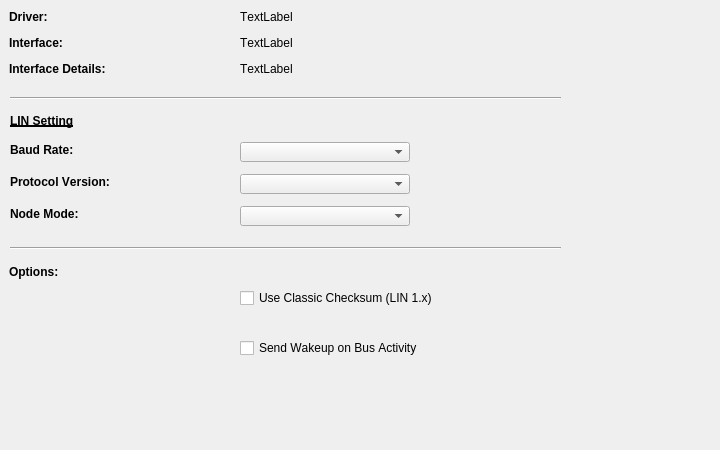
Above: src/driver/GenericLinSetupPage.ui from NightHawk32/CANgaroo before the change. Below: the same form after it.
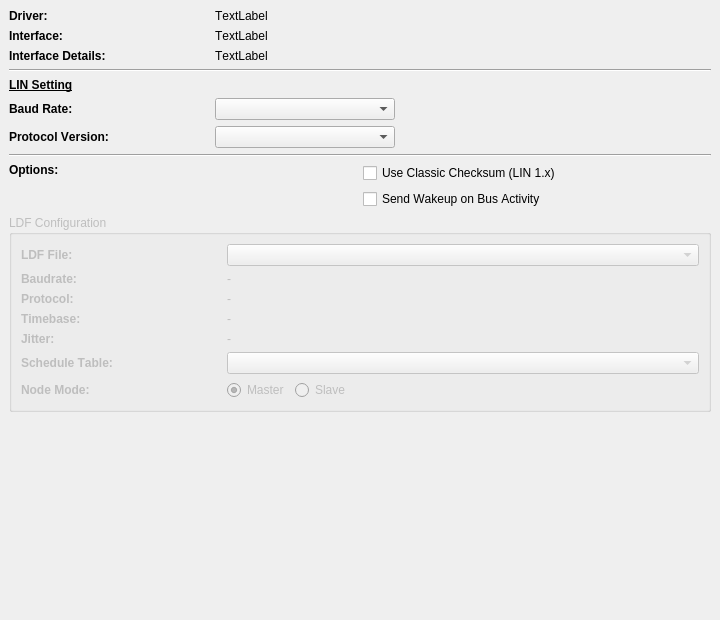
That is the form after the change.

```diff
--- a/src/driver/GenericLinSetupPage.ui
+++ b/src/driver/GenericLinSetupPage.ui
@@ -7,7 +7,7 @@
     <x>0</x>
     <y>0</y>
     <width>720</width>
-    <height>450</height>
+    <height>620</height>
    </rect>
   </property>
   <property name="font">
@@ -18,14 +18,19 @@
   <property name="windowTitle">
    <string>Form</string>
   </property>
+  <layout class="QVBoxLayout" name="mainLayout">
+   <property name="margin" stdset="0">
+    <number>9</number>
+   </property>
+   <item>
+    <layout class="QGridLayout" name="infoGrid">
+     <item row="0" column="0">
   <widget class="QLabel" name="label">
-   <property name="geometry">
-    <rect>
-     <x>9</x>
-     <y>9</y>
-     <width>191</width>
-     <height>16</height>
-    </rect>
+       <property name="minimumSize">
+        <size>
+         <width>200</width>
+         <height>0</height>
+        </size>
    </property>
    <property name="font">
     <font>
@@ -37,28 +42,22 @@
     <string>Driver:</string>
    </property>
   </widget>
+     </item>
+     <item row="0" column="1">
   <widget class="QLabel" name="laDriver">
-   <property name="geometry">
-    <rect>
-     <x>240</x>
-     <y>9</y>
-     <width>530</width>
-     <height>16</height>
-    </rect>
+       <property name="sizePolicy">
+        <sizepolicy hsizetype="Expanding" vsizetype="Preferred">
+         <horstretch>1</horstretch>
+         <verstretch>0</verstretch>
+        </sizepolicy>
    </property>
    <property name="text">
     <string>TextLabel</string>
    </property>
   </widget>
+     </item>
+     <item row="1" column="0">
   <widget class="QLabel" name="label_3">
-   <property name="geometry">
-    <rect>
-     <x>9</x>
-     <y>35</y>
-     <width>191</width>
-     <height>16</height>
-    </rect>
-   </property>
    <property name="font">
     <font>
      <bold>true</bold>
@@ -69,28 +68,22 @@
     <string>Interface:</string>
    </property>
   </widget>
+     </item>
+     <item row="1" column="1">
   <widget class="QLabel" name="laInterface">
-   <property name="geometry">
-    <rect>
-     <x>240</x>
-     <y>35</y>
-     <width>530</width>
-     <height>16</height>
-    </rect>
+       <property name="sizePolicy">
+        <sizepolicy hsizetype="Expanding" vsizetype="Preferred">
+         <horstretch>1</horstretch>
+         <verstretch>0</verstretch>
+        </sizepolicy>
    </property>
    <property name="text">
     <string>TextLabel</string>
    </property>
   </widget>
+     </item>
+     <item row="2" column="0">
   <widget class="QLabel" name="label_5">
-   <property name="geometry">
-    <rect>
-     <x>9</x>
-     <y>61</y>
-     <width>201</width>
-     <height>16</height>
-    </rect>
-   </property>
    <property name="font">
     <font>
      <bold>true</bold>
@@ -101,41 +94,31 @@
     <string>Interface Details:</string>
    </property>
   </widget>
+     </item>
+     <item row="2" column="1">
   <widget class="QLabel" name="laInterfaceDetails">
-   <property name="geometry">
-    <rect>
-     <x>240</x>
-     <y>61</y>
-     <width>530</width>
-     <height>16</height>
-    </rect>
+       <property name="sizePolicy">
+        <sizepolicy hsizetype="Expanding" vsizetype="Preferred">
+         <horstretch>1</horstretch>
+         <verstretch>0</verstretch>
+        </sizepolicy>
    </property>
    <property name="text">
     <string>TextLabel</string>
    </property>
   </widget>
+     </item>
+    </layout>
+   </item>
+   <item>
   <widget class="Line" name="line">
-   <property name="geometry">
-    <rect>
-     <x>10</x>
-     <y>90</y>
-     <width>551</width>
-     <height>16</height>
-    </rect>
-   </property>
    <property name="orientation">
     <enum>Qt::Horizontal</enum>
    </property>
   </widget>
+   </item>
+   <item>
   <widget class="QLabel" name="label_15">
-   <property name="geometry">
-    <rect>
-     <x>10</x>
-     <y>110</y>
-     <width>200</width>
-     <height>21</height>
-    </rect>
-   </property>
    <property name="font">
     <font>
      <bold>true</bold>
@@ -147,14 +130,16 @@
     <string>LIN Setting</string>
    </property>
   </widget>
+   </item>
+   <item>
+    <layout class="QGridLayout" name="linSettingGrid">
+     <item row="0" column="0">
   <widget class="QLabel" name="label_7">
-   <property name="geometry">
-    <rect>
-     <x>10</x>
-     <y>142</y>
-     <width>161</width>
-     <height>16</height>
-    </rect>
+       <property name="minimumSize">
+        <size>
+         <width>200</width>
+         <height>0</height>
+        </size>
    </property>
    <property name="font">
     <font>
@@ -166,25 +151,38 @@
     <string>Baud Rate:</string>
    </property>
   </widget>
+     </item>
+     <item row="0" column="1">
   <widget class="QComboBox" name="cbBaudrate">
-   <property name="geometry">
-    <rect>
-     <x>240</x>
-     <y>142</y>
-     <width>170</width>
-     <height>20</height>
-    </rect>
-   </property>
-  </widget>
+       <property name="minimumSize">
+        <size>
+         <width>180</width>
+         <height>0</height>
+        </size>
+       </property>
+       <property name="maximumSize">
+        <size>
+         <width>200</width>
+         <height>16777215</height>
+        </size>
+       </property>
+      </widget>
+     </item>
+     <item row="0" column="2">
+      <spacer>
+       <property name="orientation">
+        <enum>Qt::Horizontal</enum>
+       </property>
+       <property name="sizeHint" stdset="0">
+        <size>
+         <width>40</width>
+         <height>20</height>
+        </size>
+       </property>
+      </spacer>
+     </item>
+     <item row="1" column="0">
   <widget class="QLabel" name="label_8">
-   <property name="geometry">
-    <rect>
-     <x>10</x>
-     <y>174</y>
-     <width>181</width>
-     <height>16</height>
-    </rect>
-   </property>
    <property name="font">
     <font>
      <bold>true</bold>
@@ -195,66 +193,35 @@
     <string>Protocol Version:</string>
    </property>
   </widget>
+     </item>
+     <item row="1" column="1">
   <widget class="QComboBox" name="cbProtocolVersion">
-   <property name="geometry">
-    <rect>
-     <x>240</x>
-     <y>174</y>
-     <width>170</width>
-     <height>20</height>
-    </rect>
-   </property>
-  </widget>
-  <widget class="QLabel" name="label_9">
-   <property name="geometry">
-    <rect>
-     <x>10</x>
-     <y>206</y>
-     <width>171</width>
-     <height>16</height>
-    </rect>
-   </property>
-   <property name="font">
-    <font>
-     <bold>true</bold>
-     <kerning>false</kerning>
-    </font>
-   </property>
-   <property name="text">
-    <string>Node Mode:</string>
-   </property>
-  </widget>
-  <widget class="QComboBox" name="cbNodeMode">
-   <property name="geometry">
-    <rect>
-     <x>240</x>
-     <y>206</y>
-     <width>170</width>
-     <height>20</height>
-    </rect>
-   </property>
-  </widget>
+       <property name="maximumSize">
+        <size>
+         <width>200</width>
+         <height>16777215</height>
+        </size>
+       </property>
+      </widget>
+     </item>
+    </layout>
+   </item>
+   <item>
   <widget class="Line" name="line_2">
-   <property name="geometry">
-    <rect>
-     <x>10</x>
-     <y>240</y>
-     <width>551</width>
-     <height>16</height>
-    </rect>
-   </property>
    <property name="orientation">
     <enum>Qt::Horizontal</enum>
    </property>
   </widget>
+   </item>
+   <item>
+    <layout class="QGridLayout" name="optionsGrid">
+     <item row="0" column="0">
   <widget class="QLabel" name="label_11">
-   <property name="geometry">
-    <rect>
-     <x>9</x>
-     <y>264</y>
-     <width>121</width>
-     <height>16</height>
-    </rect>
+       <property name="minimumSize">
+        <size>
+         <width>200</width>
+         <height>0</height>
+        </size>
    </property>
    <property name="font">
     <font>
@@ -265,16 +232,12 @@
    <property name="text">
     <string>Options:</string>
    </property>
-  </widget>
-  <widget class="QWidget" name="verticalLayoutWidget">
-   <property name="geometry">
-    <rect>
-     <x>240</x>
-     <y>264</y>
-     <width>401</width>
-     <height>120</height>
-    </rect>
-   </property>
+       <property name="alignment">
+        <set>Qt::AlignTop</set>
+       </property>
+      </widget>
+     </item>
+     <item row="0" column="1">
    <layout class="QVBoxLayout" name="vbOptions">
     <item>
      <widget class="QCheckBox" name="cbChecksumClassic">
@@ -291,7 +254,222 @@
      </widget>
     </item>
    </layout>
-  </widget>
+     </item>
+    </layout>
+   </item>
+   <item>
+    <widget class="QGroupBox" name="gbLdfConfig">
+     <property name="enabled">
+      <bool>false</bool>
+     </property>
+     <property name="title">
+      <string>LDF Configuration</string>
+     </property>
+     <layout class="QGridLayout" name="ldfGrid">
+      <item row="0" column="0">
+       <widget class="QLabel" name="laLdfFileLabel">
+        <property name="minimumSize">
+         <size>
+          <width>200</width>
+          <height>0</height>
+         </size>
+        </property>
+        <property name="font">
+         <font>
+          <bold>true</bold>
+          <kerning>false</kerning>
+         </font>
+        </property>
+        <property name="text">
+         <string>LDF File:</string>
+        </property>
+       </widget>
+      </item>
+      <item row="0" column="1">
+       <widget class="QComboBox" name="cbLdfSelect">
+        <property name="sizePolicy">
+         <sizepolicy hsizetype="Expanding" vsizetype="Fixed">
+          <horstretch>1</horstretch>
+          <verstretch>0</verstretch>
+         </sizepolicy>
+        </property>
+       </widget>
+      </item>
+      <item row="1" column="0">
+       <widget class="QLabel" name="laLdfBaudrateLabel">
+        <property name="font">
+         <font>
+          <bold>true</bold>
+          <kerning>false</kerning>
+         </font>
+        </property>
+        <property name="text">
+         <string>Baudrate:</string>
+        </property>
+       </widget>
+      </item>
+      <item row="1" column="1">
+       <widget class="QLabel" name="laLdfBaudrate">
+        <property name="sizePolicy">
+         <sizepolicy hsizetype="Expanding" vsizetype="Preferred">
+          <horstretch>1</horstretch>
+          <verstretch>0</verstretch>
+         </sizepolicy>
+        </property>
+        <property name="text">
+         <string>-</string>
+        </property>
+       </widget>
+      </item>
+      <item row="2" column="0">
+       <widget class="QLabel" name="laLdfProtocolLabel">
+        <property name="font">
+         <font>
+          <bold>true</bold>
+          <kerning>false</kerning>
+         </font>
+        </property>
+        <property name="text">
+         <string>Protocol:</string>
+        </property>
+       </widget>
+      </item>
+      <item row="2" column="1">
+       <widget class="QLabel" name="laLdfProtocol">
+        <property name="sizePolicy">
+         <sizepolicy hsizetype="Expanding" vsizetype="Preferred">
+          <horstretch>1</horstretch>
+          <verstretch>0</verstretch>
+         </sizepolicy>
+        </property>
+        <property name="text">
+         <string>-</string>
+        </property>
+       </widget>
+      </item>
+      <item row="3" column="0">
+       <widget class="QLabel" name="laTimbaseLabel">
+        <property name="font">
+         <font><bold>true</bold><kerning>false</kerning></font>
+        </property>
+        <property name="text"><string>Timebase:</string></property>
+       </widget>
+      </item>
+      <item row="3" column="1">
+       <widget class="QLabel" name="laLdfTimebase">
+        <property name="sizePolicy">
+         <sizepolicy hsizetype="Expanding" vsizetype="Preferred">
+          <horstretch>1</horstretch><verstretch>0</verstretch>
+         </sizepolicy>
+        </property>
+        <property name="text"><string>-</string></property>
+       </widget>
+      </item>
+      <item row="4" column="0">
+       <widget class="QLabel" name="laJitterLabel">
+        <property name="font">
+         <font><bold>true</bold><kerning>false</kerning></font>
+        </property>
+        <property name="text"><string>Jitter:</string></property>
+       </widget>
+      </item>
+      <item row="4" column="1">
+       <widget class="QLabel" name="laLdfJitter">
+        <property name="sizePolicy">
+         <sizepolicy hsizetype="Expanding" vsizetype="Preferred">
+          <horstretch>1</horstretch><verstretch>0</verstretch>
+         </sizepolicy>
+        </property>
+        <property name="text"><string>-</string></property>
+       </widget>
+      </item>
+      <item row="5" column="0">
+       <widget class="QLabel" name="laScheduleLabel">
+        <property name="font">
+         <font>
+          <bold>true</bold>
+          <kerning>false</kerning>
+         </font>
+        </property>
+        <property name="text">
+         <string>Schedule Table:</string>
+        </property>
+       </widget>
+      </item>
+      <item row="5" column="1">
+       <widget class="QComboBox" name="cbScheduleTable">
+        <property name="sizePolicy">
+         <sizepolicy hsizetype="Expanding" vsizetype="Fixed">
+          <horstretch>1</horstretch>
+          <verstretch>0</verstretch>
+         </sizepolicy>
+        </property>
+       </widget>
+      </item>
+      <item row="6" column="0">
+       <widget class="QLabel" name="laModeLabel">
+        <property name="font">
+         <font>
+          <bold>true</bold>
+          <kerning>false</kerning>
+         </font>
+        </property>
+        <property name="text">
+         <string>Node Mode:</string>
+        </property>
+       </widget>
+      </item>
+      <item row="6" column="1">
+       <layout class="QHBoxLayout" name="modeLayout">
+        <item>
+         <widget class="QRadioButton" name="rbMaster">
+          <property name="text">
+           <string>Master</string>
+          </property>
+          <property name="checked">
+           <bool>true</bool>
+          </property>
+         </widget>
+        </item>
+        <item>
+         <widget class="QRadioButton" name="rbSlave">
+          <property name="text">
+           <string>Slave</string>
+          </property>
+         </widget>
+        </item>
+        <item>
+         <spacer>
+          <property name="orientation">
+           <enum>Qt::Horizontal</enum>
+          </property>
+          <property name="sizeHint" stdset="0">
+           <size>
+            <width>40</width>
+            <height>20</height>
+           </size>
+          </property>
+         </spacer>
+        </item>
+       </layout>
+      </item>
+     </layout>
+    </widget>
+   </item>
+   <item>
+    <spacer>
+     <property name="orientation">
+      <enum>Qt::Vertical</enum>
+     </property>
+     <property name="sizeHint" stdset="0">
+      <size>
+       <width>20</width>
+       <height>40</height>
+      </size>
+     </property>
+    </spacer>
+   </item>
+  </layout>
  </widget>
  <resources/>
  <connections/>
```
Lines whose indentation alone changed are shown as unchanged.
